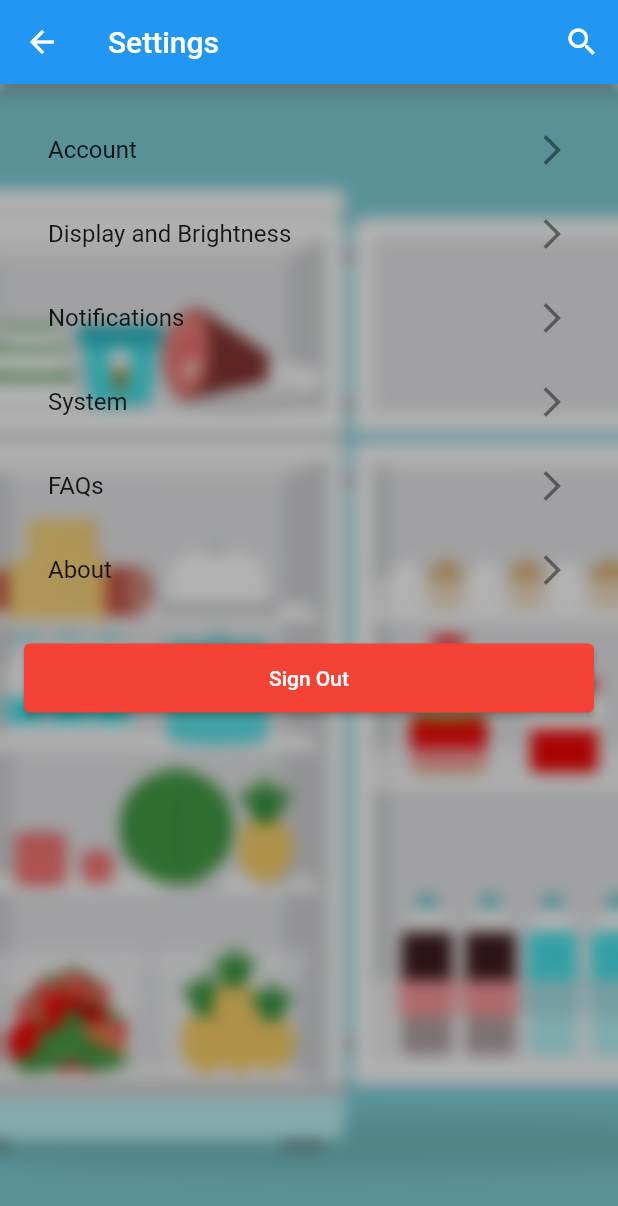
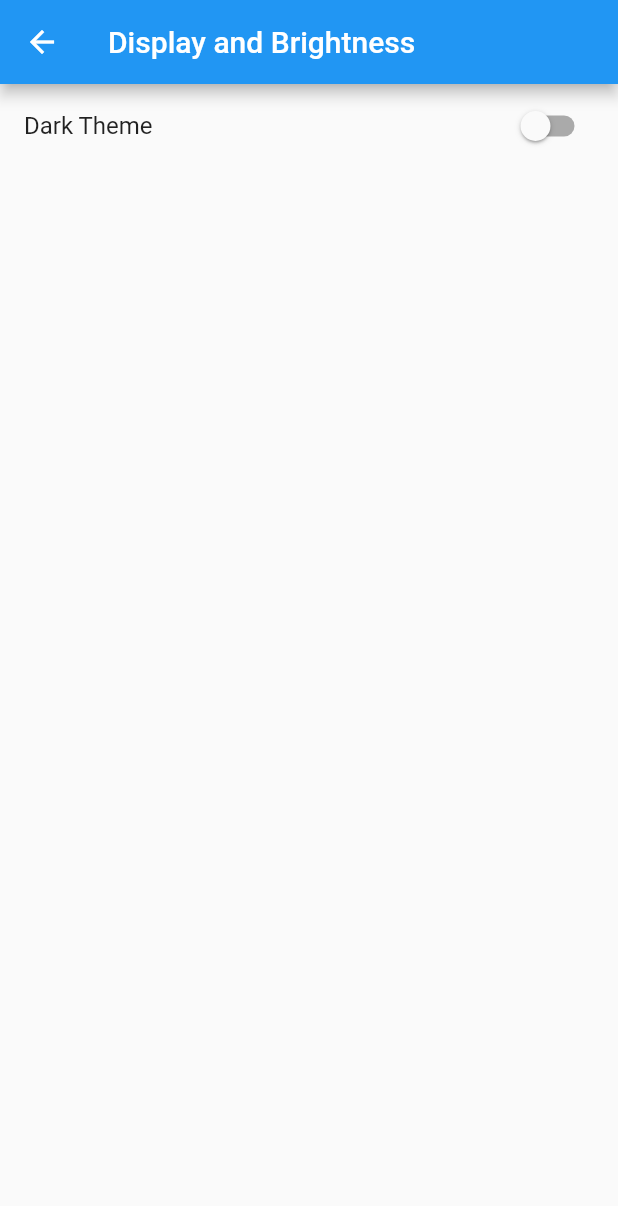
Before and after one commit to Logan-Staley/The-FridgeMasters, a Flutter app: the Settings screen opened directly, after a tap on "Display and Brightness", on a phone screen of 412 x 824 dp. Shown: the top 1206 px of the screen. Run offline on Flutter 3.47's test engine with Material 2 defaults, Android fonts, the light colour scheme and no system bars; our stand-ins replace audioplayers, flutter_dotenv, flutter_secure_storage; accounts and stored records are empty.

Commit message:
Added on some functionalities (4), also added the dark/light theme

```diff
--- /dev/null
+++ b/Project/lib/material_theme_data.dart
@@ -0,0 +1,13 @@
+import 'package:flutter/material.dart';
+
+final ThemeData lightTheme = ThemeData(
+  brightness: Brightness.light,
+  primarySwatch: Colors.blue, // or another color of your choice
+  // Add other theme customization if needed
+);
+
+final ThemeData darkTheme = ThemeData(
+  brightness: Brightness.dark,
+  primarySwatch: Colors.orange, // or another color of your choice
+  // Add other theme customization if needed
+);
--- a/Project/lib/settings.dart
+++ b/Project/lib/settings.dart
@@ -4,6 +4,7 @@ import 'package:fridgemasters/login.dart';
 import 'package:fridgemasters/widgets/account_settings.dart';
 import 'package:audioplayers/audioplayers.dart';
 import 'package:fridgemasters/audio_manager.dart';
+import 'package:fridgemasters/widgets/display_and_brightness.dart';
 //import 'package:fridgemasters/FAQpage.dart';
 //import 'package:fridgemasters/Aboutpage.dart';
 
@@ -57,6 +58,9 @@ class _SettingsState extends State<Settings> {
       case 'Account':
         nextPage = AccountSettings();
         break;
+      case 'Display and Brightness':
+      nextPage = DisplayBrightnessPage();
+      break;
 
 
 
@@ -113,6 +117,7 @@ class _SettingsState extends State<Settings> {
                   trailing: Icon(Icons.arrow_forward_ios),
                   onTap: () => _navigateToSetting('Display and Brightness'),
                 ),
+
                 ListTile(
                   title: Text('Notifications'),
                   trailing: Icon(Icons.arrow_forward_ios),
--- /dev/null
+++ b/Project/lib/theme_notifier.dart
@@ -0,0 +1,18 @@
+import 'package:flutter/material.dart';
+
+
+class ThemeNotifier extends ChangeNotifier {
+  ThemeData _themeData;
+
+  ThemeNotifier(this._themeData);
+
+  ThemeData get themeData => _themeData;
+
+
+  setTheme(ThemeData themeData) {
+    _themeData = themeData;
+    notifyListeners();
+  }
+
+
+}
--- /dev/null
+++ b/Project/lib/widgets/display_and_brightness.dart
@@ -0,0 +1,30 @@
+import 'package:flutter/material.dart';
+import 'package:fridgemasters/theme_notifier.dart';
+import 'package:provider/provider.dart';
+
+
+
+class DisplayBrightnessPage extends StatelessWidget {
+  @override
+  Widget build(BuildContext context) {
+    final themeNotifier = Provider.of<ThemeNotifier>(context);
+    final isDarkMode = themeNotifier.themeData.brightness == Brightness.dark;
+
+    return Scaffold(
+      appBar: AppBar(title: Text('Display and Brightness')),
+      body: ListTile(
+        title: Text('Dark Theme'),
+        trailing: Switch(
+          value: isDarkMode,
+          onChanged: (value) {
+            if (value) {
+              themeNotifier.setTheme(ThemeData.dark());
+            } else {
+              themeNotifier.setTheme(ThemeData.light());
+            }
+          },
+        ),
+      ),
+    );
+  }
+}
--- a/Project/pubspec.yaml
+++ b/Project/pubspec.yaml
@@ -42,7 +42,7 @@ dependencies:
   audioplayers: ^5.2.0
   flutter_secure_storage: ^5.0.2
   intl: ^0.18.0
-  provider: ^6.0.1
+  provider: ^6.0.5
 dev_dependencies:
   flutter_test:
     sdk: flutter
```
Also changed, not shown: Project/lib/main.dart (+12 -5 lines), Project/lib/widgets/HouseholdMembersPage.dart (added, +11 -0 lines), Project/lib/widgets/PrivacySettingsPage.dart (added, +11 -0 lines), Project/lib/widgets/SyncingOptionPage.dart (added, +11 -0 lines), Project/lib/widgets/account_settings.dart (+38 -1 lines), Project/lib/widgets/profile_information_page.dart (added, +11 -0 lines), 1 other file.
